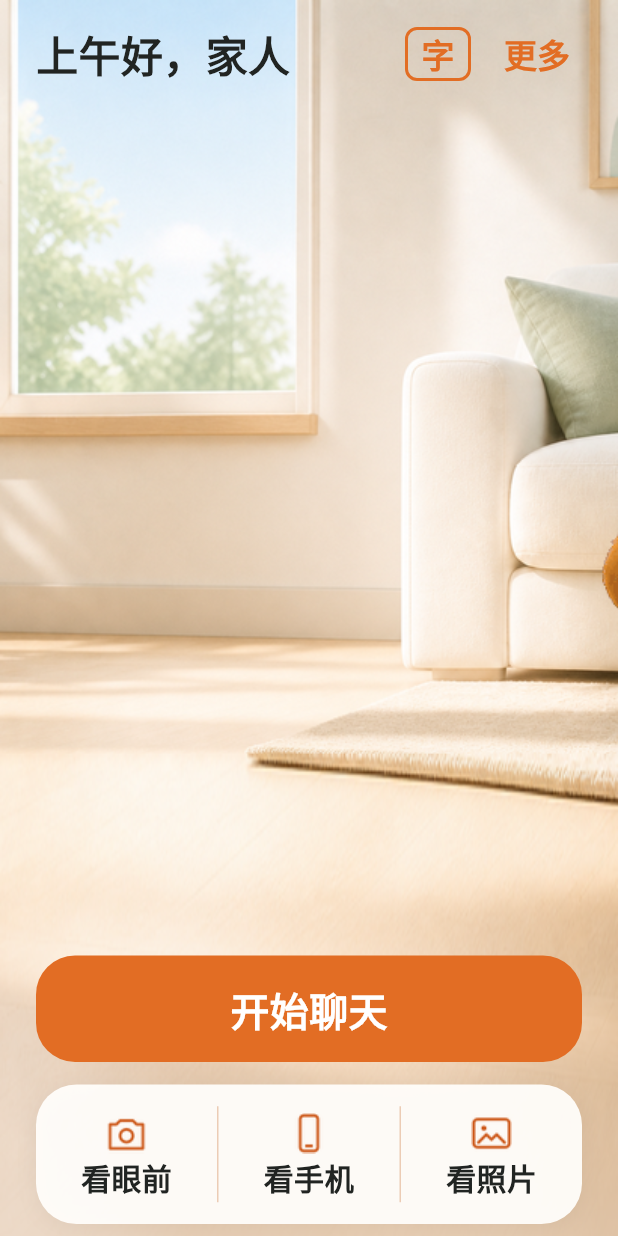
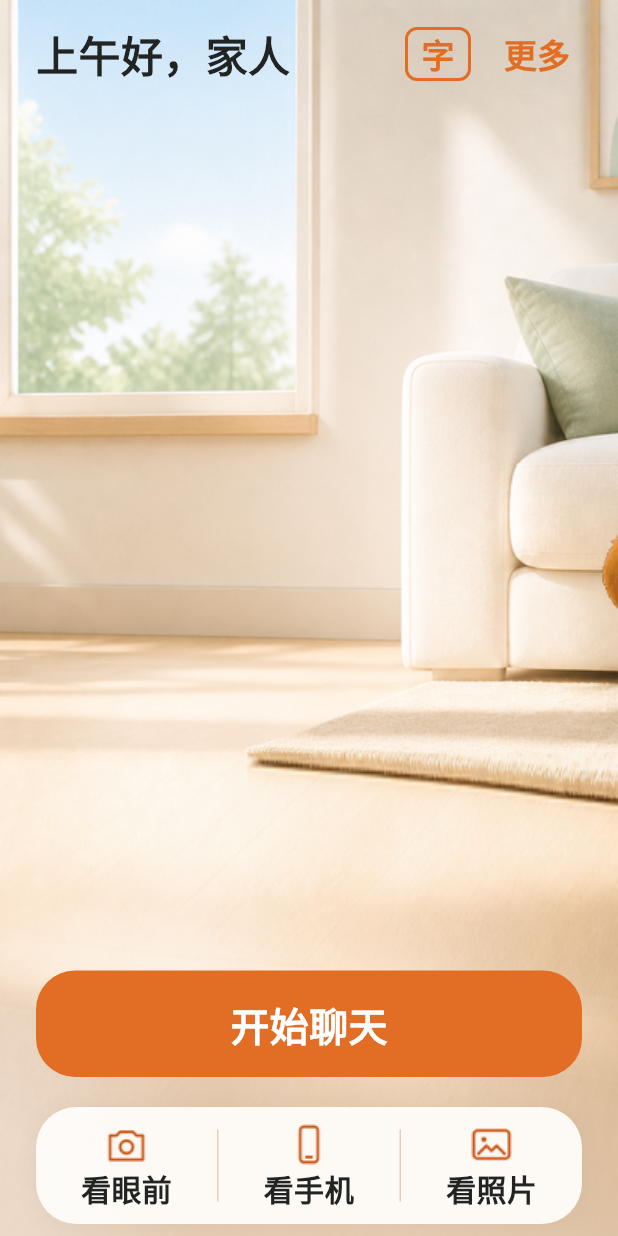
Before and after one commit to shelimingming/coco, a Flutter app: the ParentHomePage screen opened by its route, on a phone screen of 412 x 824 dp. Run offline on Flutter 3.47's test engine with Material 3 defaults, Android fonts, the phone set to English and light mode, and no system bars; our stand-ins replace dio, flutter_local_notifications, flutter_riverpod, flutter_secure_storage, flutter_svg, go_router and 6 more; missing offline and left inert: dart:js_interop, dart:ui_web, flutter_pcm_sound, photo_manager, record; accounts and stored records are empty.

Commit message:
恢复父母端通话状态提示，并收紧底栏避免挡住圆钮文案。
Co-authored-by: Cursor <cursoragent@cursor.com>

```diff
--- a/frontend/lib/core/app/app_version_config.dart
+++ b/frontend/lib/core/app/app_version_config.dart
@@ -4,7 +4,7 @@ import '../theme/tokens.dart';
 
 /// 页面底部展示的版本号；每次 git commit 小版本 +1（见 AGENTS.md）。
 abstract final class AppVersionConfig {
-  static const String label = 'v1.0.18';
+  static const String label = 'v1.0.19';
 }
 
 /// 页面底部小号版本号，不抢主内容注意力。
--- a/frontend/lib/features/parent/domain/voice_call_state.dart
+++ b/frontend/lib/features/parent/domain/voice_call_state.dart
@@ -68,8 +68,8 @@ class VoiceCallState {
     VoiceCallPhase.connecting => '正在准备对话…',
     VoiceCallPhase.listening => '正在听您说',
     VoiceCallPhase.thinking => '我想一想',
-    // 播报中点小狗仍可手动打断（无开口插话）
-    VoiceCallPhase.speaking => '可可正在说话',
+    // 播报中点小狗可手动打断（无开口插话）
+    VoiceCallPhase.speaking => '点我可以打断我～',
     VoiceCallPhase.paused => '聊天已暂停',
     VoiceCallPhase.error => errorTitle ?? '出了点问题',
   };
--- a/frontend/lib/features/parent/presentation/parent_home_page.dart
+++ b/frontend/lib/features/parent/presentation/parent_home_page.dart
@@ -214,7 +214,9 @@ class _ParentHomePageState extends ConsumerState<ParentHomePage> {
             final safe = CocoSafeInsets.paddingOf(context);
             // 底栏占位 + 安全区；矮屏据此压缩可可，爪底贴按钮上方
             final bottomUi =
-                ParentHomeChatControls.heightFor(inSession: inSession) +
+                (showingConfirmCard || callState.phase == VoiceCallPhase.error
+                    ? 0
+                    : ParentHomeChatControls.heightFor(inSession: inSession)) +
                 ParentHomeChatControls.gapAboveToolbar +
                 ParentHomeToolBar.barHeight +
                 CocoSpace.s2 +
@@ -227,6 +229,12 @@ class _ParentHomePageState extends ConsumerState<ParentHomePage> {
               bottomUi: bottomUi,
               minTop: minTop,
             );
+            // 状态字叠在爪底下方，不改 bottomUi / minTop，避免挤布局
+            final hideStatusCopy =
+                hideCompanion ||
+                showTranscript ||
+                visualSession ||
+                showingConfirmCard;
 
             return Stack(
               fit: StackFit.expand,
@@ -270,6 +278,21 @@ class _ParentHomePageState extends ConsumerState<ParentHomePage> {
                       inSession: inSession,
                       showTranscript: showTranscript,
                       size: coco.width,
+                    ),
+                  ),
+                // 状态文案叠在爪底下方；IgnorePointer 避免挡到底部按钮
+                if (!hideStatusCopy)
+                  Positioned(
+                    left: 24,
+                    right: 24,
+                    top: coco.top + coco.height - 2,
+                    child: IgnorePointer(
+                      child: _buildCompanionStatusCopy(
+                        inSession: inSession,
+                        voicePending: voicePending,
+                        callState: callState,
+                        palette: palette,
+                      ),
                     ),
                   ),
                 CocoSafeArea(
@@ -387,6 +410,34 @@ class _ParentHomePageState extends ConsumerState<ParentHomePage> {
             child: const Text('更多'),
           ),
         ],
+      ),
+    );
+  }
+
+  /// 狗狗爪底下方单行状态：仅通话中跟 phase；闲置不显示。叠层不占布局。
+  Widget _buildCompanionStatusCopy({
+    required bool inSession,
+    required bool voicePending,
+    required VoiceCallState callState,
+    required ParentHomePalette palette,
+  }) {
+    // 闲置不展示；通话中才显示阶段提示
+    if (!inSession ||
+        voicePending ||
+        callState.phase == VoiceCallPhase.error) {
+      return const SizedBox.shrink();
+    }
+
+    return Text(
+      callState.statusLabel,
+      textAlign: TextAlign.center,
+      maxLines: 1,
+      overflow: TextOverflow.ellipsis,
+      style: TextStyle(
+        fontSize: 18,
+        fontWeight: FontWeight.w600,
+        height: 1.2,
+        color: palette.text,
       ),
     );
   }
--- a/frontend/lib/features/parent/presentation/widgets/parent_home_chat_controls.dart
+++ b/frontend/lib/features/parent/presentation/widgets/parent_home_chat_controls.dart
@@ -24,8 +24,8 @@ class ParentHomeChatControls extends StatelessWidget {
   final VoidCallback onResume;
   final VoidCallback onEnd;
 
-  /// 设计基准：开始钮与工具条间距 15pt
-  static const double gapAboveToolbar = 15;
+  /// 设计基准：圆钮文案与工具条留出空隙，避免圆角顶边挡住字
+  static const double gapAboveToolbar = 20;
 
   /// 「开始聊天」大钮高度
   static const double startButtonHeight = 71;
--- a/frontend/lib/features/parent/presentation/widgets/parent_home_tool_bar.dart
+++ b/frontend/lib/features/parent/presentation/widgets/parent_home_tool_bar.dart
@@ -27,8 +27,8 @@ class ParentHomeToolBar extends StatelessWidget {
   /// 投屏会话进行中：看手机高亮。
   final bool phoneActive;
 
-  /// 工具条高度，供首页计算可可可摆放区域
-  static const double barHeight = 93;
+  /// 工具条高度，供首页计算可可可摆放区域（收紧内边距，少挡上方文案）
+  static const double barHeight = 78;
 
   @override
   Widget build(BuildContext context) {
@@ -94,7 +94,7 @@ class _ToolbarDivider extends StatelessWidget {
 
   @override
   Widget build(BuildContext context) {
-    return SizedBox(width: 1, height: 64, child: ColoredBox(color: color));
+    return SizedBox(width: 1, height: 48, child: ColoredBox(color: color));
   }
 }
 
```
Also changed, not shown: 1 other file.
